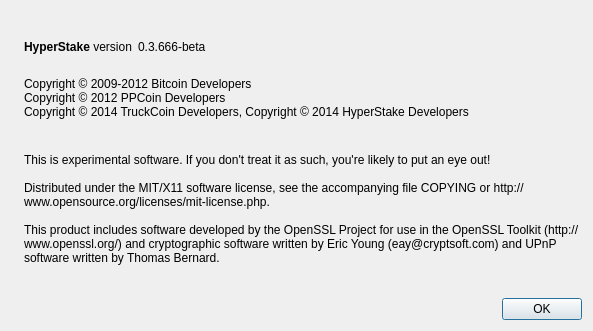
The window that src/qt/forms/aboutdialog.ui (eatthetree3/Crypton) describes before a commit, drawn with Qt 5.
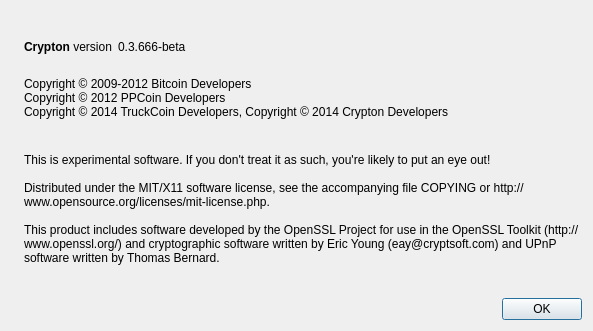
The same window after the commit. Icons and pictures are not drawn.

```diff
--- a/src/qt/forms/aboutdialog.ui
+++ b/src/qt/forms/aboutdialog.ui
@@ -50,7 +50,7 @@
           <cursorShape>IBeamCursor</cursorShape>
          </property>
          <property name="text">
-          <string>&lt;b&gt;HyperStake&lt;/b&gt; version</string>
+          <string>&lt;b&gt;Crypton&lt;/b&gt; version</string>
          </property>
          <property name="textInteractionFlags">
           <set>Qt::LinksAccessibleByMouse|Qt::TextSelectableByKeyboard|Qt::TextSelectableByMouse</set>
@@ -94,7 +94,7 @@
         <string>
 Copyright © 2009-2012 Bitcoin Developers
 Copyright © 2012 PPCoin Developers
-Copyright © 2014 TruckCoin Developers, Copyright © 2014 HyperStake Developers
+Copyright © 2014 TruckCoin Developers, Copyright © 2014 Crypton Developers
 </string>
        </property>
        <property name="textInteractionFlags">
```
Left out of the diff: 2 changed lines with no effect on the pictures.
